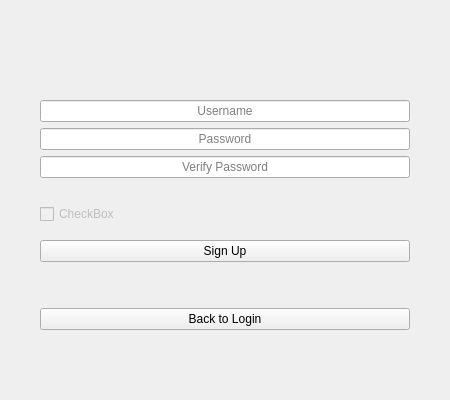
First picture: the form in FinancialManager/Authentication/signupwidget.ui, repository Aethermeister/FinancialManager, before the edit.
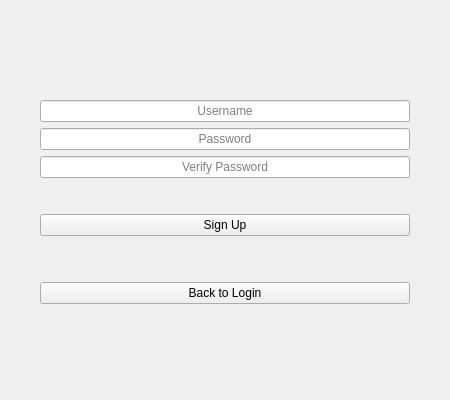
Second picture: the form after the edit.

The edit to the form file:
```diff
--- a/FinancialManager/Authentication/signupwidget.ui
+++ b/FinancialManager/Authentication/signupwidget.ui
@@ -148,16 +148,6 @@
        </property>
       </widget>
      </item>
-     <item row="4" column="1">
-      <widget class="QCheckBox" name="checkBox">
-       <property name="enabled">
-        <bool>false</bool>
-       </property>
-       <property name="text">
-        <string>CheckBox</string>
-       </property>
-      </widget>
-     </item>
      <item row="0" column="0" rowspan="3">
       <spacer name="horizontalSpacer_5">
        <property name="orientation">
```
Left out of the diff: 61 changed lines with no effect on the pictures.
